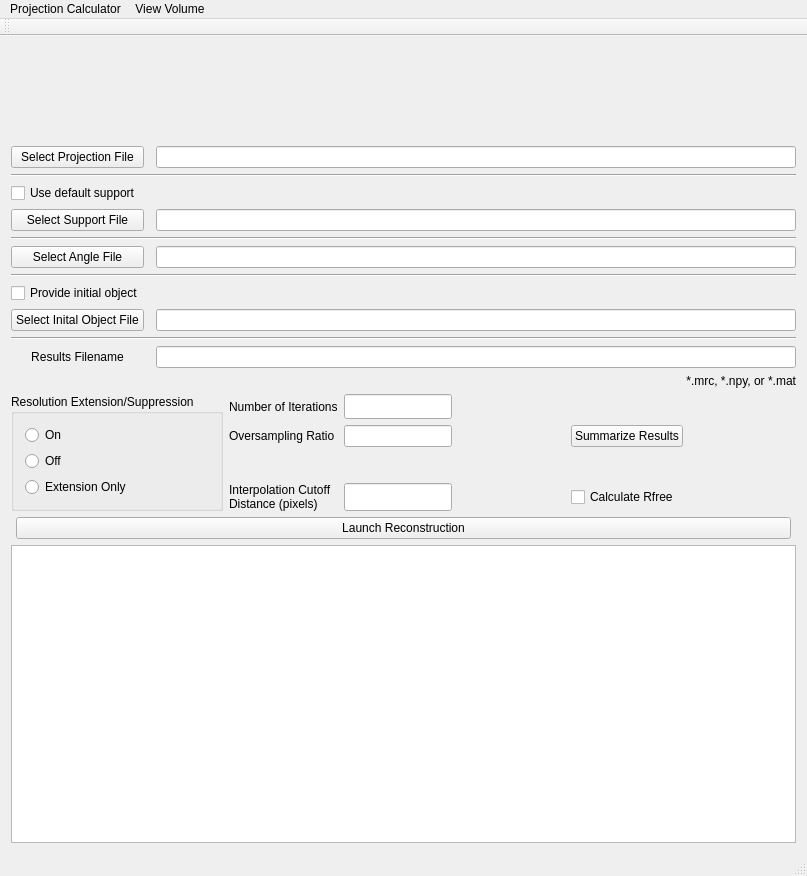
The window that GENFIRE/gui/GENFIRE_MainWindow.ui (genfire-em/GENFIRE-Python) describes before a commit, drawn with Qt 5.
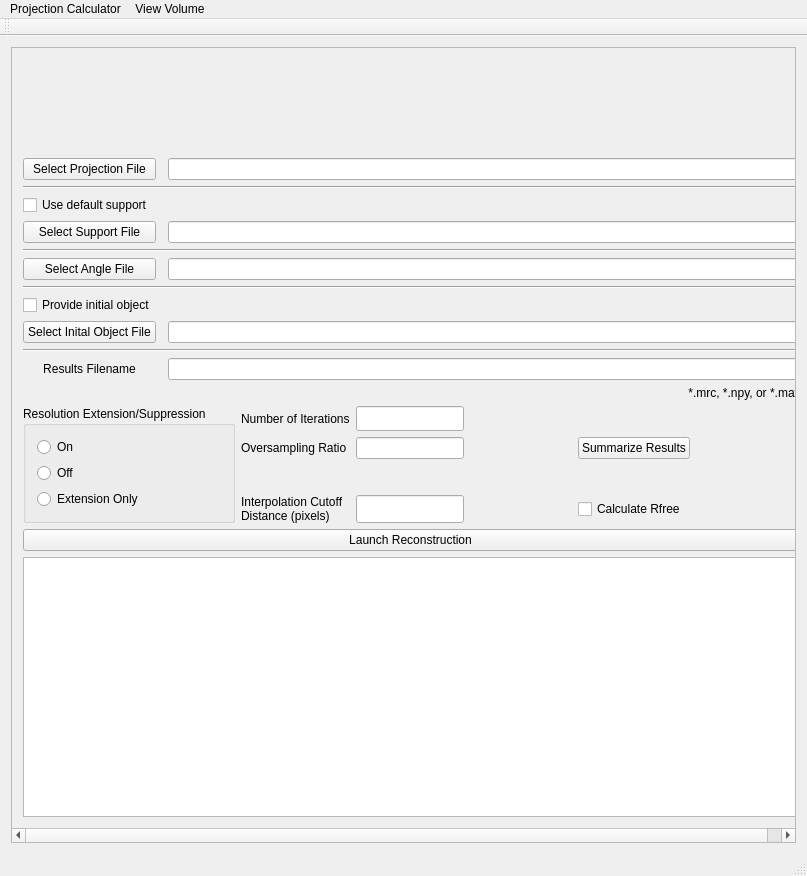
The same window after the commit. Icons and pictures are not drawn.

Commit message: made gui have scroll area

```diff
--- a/GENFIRE/gui/GENFIRE_MainWindow.ui
+++ b/GENFIRE/gui/GENFIRE_MainWindow.ui
@@ -25,6 +25,21 @@
   <widget class="QWidget" name="centralWidget">
    <layout class="QGridLayout" name="gridLayout_4">
     <item row="0" column="0">
+     <widget class="QScrollArea" name="scrollArea">
+      <property name="widgetResizable">
+       <bool>true</bool>
+      </property>
+      <widget class="QWidget" name="scrollAreaWidgetContents_2">
+       <property name="geometry">
+        <rect>
+         <x>0</x>
+         <y>0</y>
+         <width>799</width>
+         <height>820</height>
+        </rect>
+       </property>
+       <layout class="QVBoxLayout" name="verticalLayout_4">
+        <item>
      <layout class="QHBoxLayout" name="horizontalLayout_3">
       <item>
        <spacer name="horizontalSpacer">
@@ -73,7 +88,7 @@
       </item>
      </layout>
     </item>
-    <item row="1" column="0">
+        <item>
      <layout class="QVBoxLayout" name="verticalLayout_3">
       <item>
        <layout class="QGridLayout" name="gridLayout">
@@ -336,7 +351,7 @@
       </item>
      </layout>
     </item>
-    <item row="2" column="0">
+        <item>
      <layout class="QHBoxLayout" name="horizontalLayout_4">
       <item>
        <widget class="QPushButton" name="btn_reconstruct">
@@ -359,7 +374,7 @@
       </item>
      </layout>
     </item>
-    <item row="3" column="0">
+        <item>
      <layout class="QVBoxLayout" name="verticalLayout_2">
       <item>
        <widget class="QTextEdit" name="log">
@@ -372,6 +387,10 @@
        </widget>
       </item>
      </layout>
+        </item>
+       </layout>
+      </widget>
+     </widget>
     </item>
    </layout>
   </widget>
```
Left out of the diff: 130 changed lines with no effect on the pictures. Lines whose indentation alone changed are shown as unchanged. The commit also changes 2 other files.
